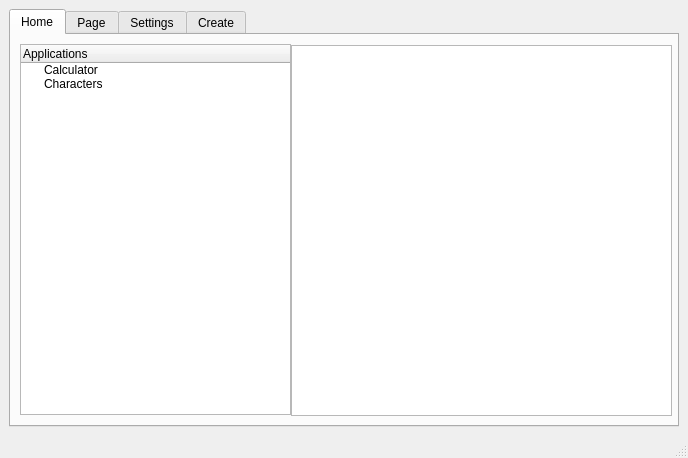
Qt form src/GNOME-Apps-Customizer/mainwindow.ui (CyanCoding/GNOME-Apps-Customizer) before a commit.
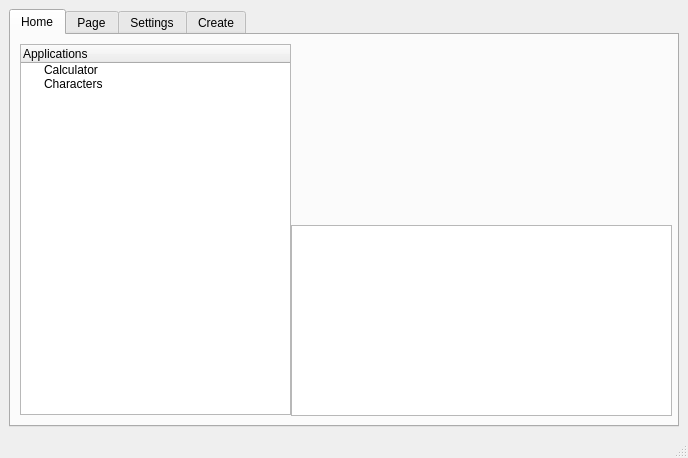
The same form after that commit.

Commit message: Icons now display for most apps

What changed in the file:
```diff
--- a/src/GNOME-Apps-Customizer/mainwindow.ui
+++ b/src/GNOME-Apps-Customizer/mainwindow.ui
@@ -56,12 +56,43 @@
         <property name="geometry">
          <rect>
           <x>280</x>
-          <y>10</y>
+          <y>190</y>
           <width>381</width>
-          <height>371</height>
+          <height>191</height>
          </rect>
         </property>
        </widget>
+       <widget class="QLabel" name="appIcon">
+        <property name="geometry">
+         <rect>
+          <x>290</x>
+          <y>10</y>
+          <width>61</width>
+          <height>61</height>
+         </rect>
+        </property>
+        <property name="text">
+         <string/>
+        </property>
+       </widget>
+       <widget class="QLabel" name="appName">
+        <property name="geometry">
+         <rect>
+          <x>290</x>
+          <y>90</y>
+          <width>371</width>
+          <height>41</height>
+         </rect>
+        </property>
+        <property name="font">
+         <font>
+          <pointsize>14</pointsize>
+         </font>
+        </property>
+        <property name="text">
+         <string/>
+        </property>
+       </widget>
       </widget>
       <widget class="QWidget" name="tab">
        <attribute name="title">
```
The commit also changes 3 other files.
